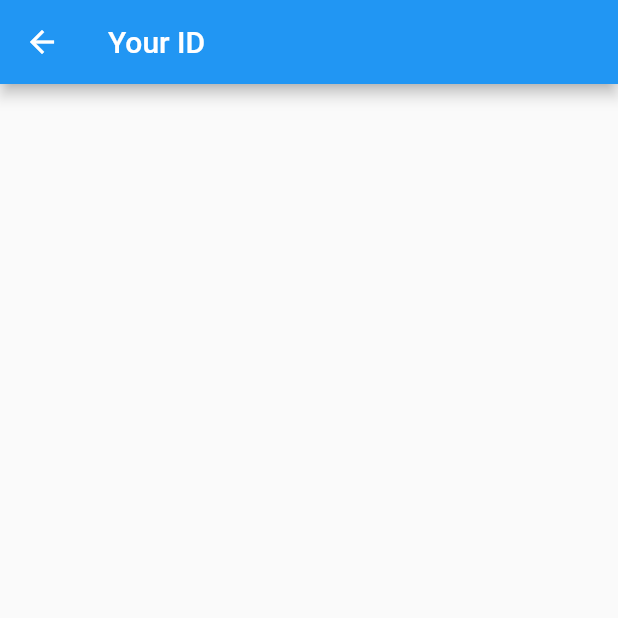
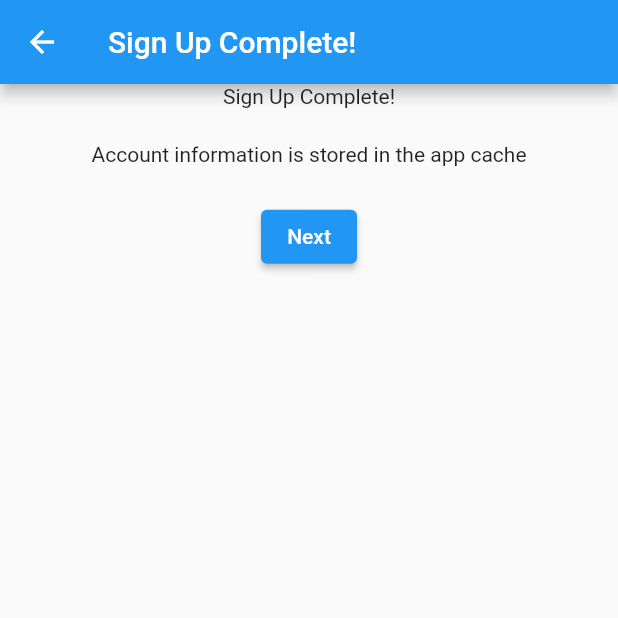
Before and after one commit to yy8703/ycsong_portfolio, a Flutter app: the SignUpCompletePage screen opened directly, on a phone screen of 412 x 824 dp, the top half of it. Run offline on Flutter 3.47's test engine with Material 2 defaults, Android fonts, the phone set to English and light mode, and no system bars; our stand-ins replace easy_localization, equatable, expandable, flutter_bloc, flutter_form_builder, flutter_screenutil and 3 more; accounts and stored records are empty.

Commit message:
회원가입 완료

```diff
--- a/lib/ui/pages/auth/sign_up/sign_up_complete_page.dart
+++ b/lib/ui/pages/auth/sign_up/sign_up_complete_page.dart
@@ -1,5 +1,7 @@
 import 'package:easy_localization/easy_localization.dart';
 import 'package:flutter/material.dart';
+import 'package:flutter_bloc/flutter_bloc.dart';
+import 'package:flutter_my_portfolio/bloc/global/auth/auth_cubit.dart';
 import 'package:flutter_my_portfolio/generated/locale_keys.g.dart';
 import 'package:flutter_screenutil/flutter_screenutil.dart';
 
@@ -23,13 +25,24 @@ class _SignUpCompletePageState extends State<SignUpCompletePage> {
   Widget build(BuildContext context) {
     return Scaffold(
       appBar: AppBar(
-        title: Text(LocaleKeys.sign_up_id_title.tr()),
+        title: Text(LocaleKeys.sign_up_complete_title.tr()),
       ),
       body: Container(
         width: double.infinity,
         height: double.infinity,
         padding: EdgeInsets.symmetric(horizontal: 30.w),
-        child: const Column(),
+        child: Column(
+          children: [
+            Text(LocaleKeys.sign_up_complete_title.tr()),
+            SizedBox(height: 20.h),
+            Text(LocaleKeys.sign_up_complete_content.tr()),
+            SizedBox(height: 20.h),
+            ElevatedButton(
+              onPressed: () => context.read<AuthCubit>().moveToLoginPage(),
+              child: Text(LocaleKeys.sign_up_content_next.tr()),
+            ),
+          ],
+        ),
       ),
     );
   }
```
